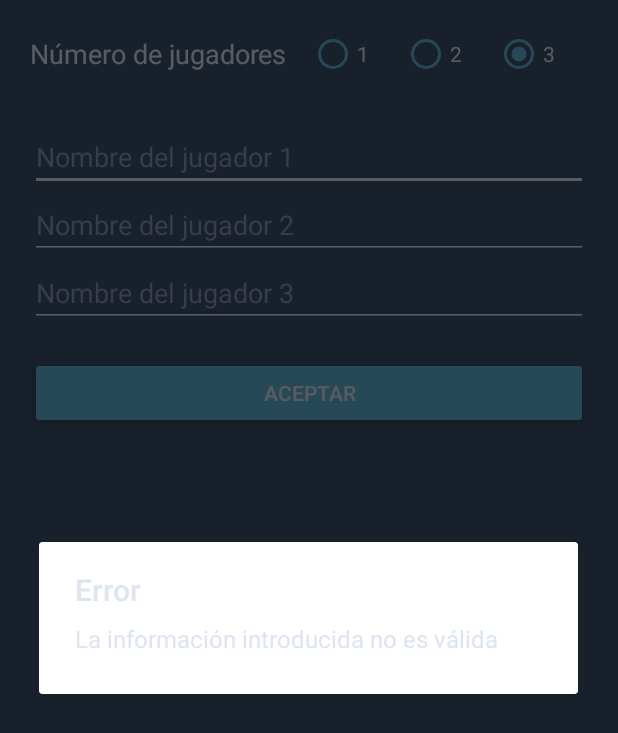
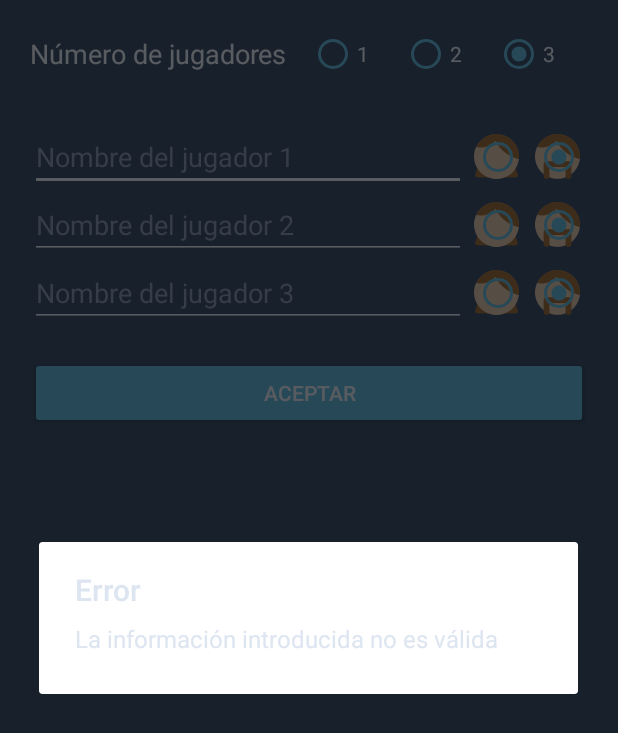
Before and after one commit to Saul-BT/ruleta-fortuna, an Android app: the FormularioActivity screen opened directly, with no data from a screen before it, after a tap on "ACEPTAR", on a phone screen of 412 x 824 dp. Shown: the top 733 px of the screen. Run offline under Robolectric (Android 15) with nearby library versions, the phone set to English and light mode, and no system bars.

Commit message:
Now the playersBundle stores an array of Jugador. Logic of Jugador and inherited classes improved.

```diff
--- a/app/src/main/java/com/example/ruletadelafortuna/FormularioActivity.java
+++ b/app/src/main/java/com/example/ruletadelafortuna/FormularioActivity.java
@@ -7,6 +7,7 @@ import android.content.Intent;
 import android.os.Bundle;
 import android.view.View;
 import android.widget.EditText;
+import android.widget.LinearLayout;
 import android.widget.RadioButton;
 
 import java.util.ArrayList;
@@ -27,7 +28,7 @@ public class FormularioActivity extends AppCompatActivity {
         Intent i = new Intent(this, JuegoActivity.class);
 
         try {
-            String[] datosValidados = devolverDatosValidados();
+            /*String[] datosValidados = devolverDatosValidados();
             boolean j2esBot = ((RadioButton) findViewById(R.id.rbDosJuagaores)).isChecked();
             boolean j3esBot = ((RadioButton) findViewById(R.id.rbTresJugadores)).isChecked();
 
@@ -36,7 +37,10 @@ public class FormularioActivity extends AppCompatActivity {
             i.putExtra("player3", datosValidados[2]);
 
             i.putExtra("player2esBot", j2esBot);
-            i.putExtra("player3esBot", j3esBot);
+            i.putExtra("player3esBot", j3esBot);*/
+
+            Jugador[] jugadores = devolverDatosValidados();
+            i.putExtra("Jugadores", jugadores);
 
             startActivity(i);
         } catch (Exception e) {
@@ -45,27 +49,7 @@ public class FormularioActivity extends AppCompatActivity {
         }
     }
 
-    private String[] devolverDatosValidados() throws Exception {
-
-        List<String> nombresBot = new ArrayList<String>() {{
-                add("Ash");     add("HAL");     add("RoboCop");
-                add("BMO");     add("TARS");    add("AlphaGo");
-                add("C3P0");    add("BB-8");    add("Doraemon");
-                add("Andy");    add("Alita");   add("Akinator");
-                add("María");   add("Sonny");   add("Ex Machina");
-                add("R2-D2");   add("TC-14");   add("Afrodita-a");
-                add("BB-9E");   add("Skynet");  add("Mazinger-Z");
-                add("Bender");  add("WALL-E");  add("Destructor");
-                add("Marvin");  add("Roomba");  add("AlphaGo Zero");
-                add("Rachael"); add("Chappie"); add("J.A.R.V.I.S.");
-        }};
-        Collections.shuffle(nombresBot);
-        Random rand = new Random();
-        String nombreRobot1 = nombresBot.get(rand.nextInt(nombresBot.size()));
-        nombresBot.remove(nombreRobot1);
-        String nombreRobot2 = nombresBot.get(rand.nextInt(nombresBot.size()));
-        nombresBot.remove(nombreRobot2);
-
+    private Jugador[] devolverDatosValidados() throws Exception {
         boolean j2esBot = false;
         boolean j3esBot = false;
 
@@ -78,21 +62,40 @@ public class FormularioActivity extends AppCompatActivity {
             j3esBot = true;
         }
 
-        EditText tvNombreJugador1 = findViewById(R.id.etNombreJ1);
-        EditText tvNombreJugador2 = findViewById(R.id.etNombreJ2);
-        EditText tvNombreJugador3 = findViewById(R.id.etNombreJ3);
+        boolean esFemenino1 = ((RadioButton) findViewById(R.id.rbFemenino1)).isChecked();
+        boolean esFemenino2 = ((RadioButton) findViewById(R.id.rbFemenino2)).isChecked();
+        boolean esFemenino3 = ((RadioButton) findViewById(R.id.rbFemenino3)).isChecked();
 
-        String[] datos = {
-                tvNombreJugador1.getText().toString(),
-                j2esBot ? nombreRobot1 : tvNombreJugador2.getText().toString(),
-                j3esBot ? nombreRobot2 : tvNombreJugador3.getText().toString(),
+        int avatarId1 = esFemenino1
+                            ? R.drawable.avatar_femenino
+                            : R.drawable.avatar_masculino;
+        int avatarId2 = esFemenino2
+                            ? R.drawable.avatar_femenino
+                            : R.drawable.avatar_masculino;
+        int avatarId3 = esFemenino3
+                            ? R.drawable.avatar_femenino
+                            : R.drawable.avatar_masculino;
+
+        String nombreJugador1 = ((EditText) findViewById(R.id.etNombreJ1)).getText().toString();
+        String nombreJugador2 = ((EditText) findViewById(R.id.etNombreJ2)).getText().toString();
+        String nombreJugador3 = ((EditText) findViewById(R.id.etNombreJ3)).getText().toString();
+
+        Jugador[] jugadores = {
+                new Humano(nombreJugador1, avatarId1),
+
+                j2esBot
+                        ? new Bot()
+                        : new Humano(nombreJugador2, avatarId2),
+                j3esBot
+                        ? new Bot()
+                        : new Humano(nombreJugador3, avatarId3),
         };
 
-        for (String dato : datos)
-            if (dato.isEmpty() || dato.equals("0"))
+        for (Jugador jugador : jugadores)
+            if (jugador.getNombre().isEmpty())
                 throw new Exception("La información introducida no es válida");
 
-        return datos;
+        return jugadores;
     }
 
     public void procesarRB(View v) {
@@ -100,19 +103,19 @@ public class FormularioActivity extends AppCompatActivity {
         RadioButton rb2 = findViewById(R.id.rbDosJuagaores);
         RadioButton rb3 = findViewById(R.id.rbTresJugadores);
 
-        EditText tvNombreJugador1 = findViewById(R.id.etNombreJ1);
-        EditText tvNombreJugador2 = findViewById(R.id.etNombreJ2);
-        EditText tvNombreJugador3 = findViewById(R.id.etNombreJ3);
+        LinearLayout contenedorJugador1 = findViewById(R.id.contenedorInfoJ1);
+        LinearLayout contenedorJugador2 = findViewById(R.id.contenedorInfoJ2);
+        LinearLayout contenedorJugador3 = findViewById(R.id.contenedorInfoJ3);
 
-        tvNombreJugador1.setVisibility(View.VISIBLE);
-        tvNombreJugador2.setVisibility(View.VISIBLE);
-        tvNombreJugador3.setVisibility(View.VISIBLE);
+        contenedorJugador1.setVisibility(View.VISIBLE);
+        contenedorJugador2.setVisibility(View.VISIBLE);
+        contenedorJugador3.setVisibility(View.VISIBLE);
 
         if (rb1.isChecked()) {
-            tvNombreJugador2.setVisibility(View.GONE);
-            tvNombreJugador3.setVisibility(View.GONE);
+            contenedorJugador2.setVisibility(View.GONE);
+            contenedorJugador3.setVisibility(View.GONE);
         }
         else if (rb2.isChecked())
-            tvNombreJugador3.setVisibility(View.GONE);
+            contenedorJugador3.setVisibility(View.GONE);
     }
 }
--- a/app/src/main/java/com/example/ruletadelafortuna/Jugador.java
+++ b/app/src/main/java/com/example/ruletadelafortuna/Jugador.java
@@ -1,15 +1,16 @@
 package com.example.ruletadelafortuna;
 
 import android.graphics.drawable.Drawable;
+import android.os.Parcelable;
 
-public abstract class Jugador {
+public abstract class Jugador implements Parcelable {
     String nombre;
-    Drawable avatar;
+    int avatarId;
 
     public int dineroGanado = 0;
     public boolean esJugadorActual = false;
 
     abstract public void tirarRuleta(int fuerza);
     public String getNombre() { return nombre; }
-    public Drawable getAvatar() { return avatar; }
+    public int getAvatar() { return avatarId; }
 }
--- a/app/src/main/res/layout/activity_formulario.xml
+++ b/app/src/main/res/layout/activity_formulario.xml
@@ -57,32 +57,138 @@
 
     </LinearLayout>
 
+    <LinearLayout
+        android:id="@+id/contenedorInfoJ1"
+        android:layout_width="match_parent"
+        android:layout_height="wrap_content"
+        android:orientation="horizontal">
+
         <EditText
             android:id="@+id/etNombreJ1"
+            android:layout_width="wrap_content"
+            android:layout_height="wrap_content"
+            android:layout_weight="1"
+            android:backgroundTint="@color/textColor"
+            android:ems="10"
+            android:hint="Nombre del jugador 1"
+            android:inputType="textPersonName" />
+
+        <RadioGroup
+            android:layout_width="wrap_content"
+            android:layout_height="match_parent"
+            android:layout_weight="0"
+            android:gravity="center"
+            android:orientation="horizontal">
+
+            <RadioButton
+                android:id="@+id/rbFemenino1"
+                android:layout_width="30dp"
+                android:layout_height="30dp"
+                android:layout_margin="5sp"
+                android:accessibilityLiveRegion="none"
+                android:background="@drawable/avatar_femenino"
+                android:singleLine="false" />
+
+            <RadioButton
+                android:id="@+id/rbMasculino1"
+                android:layout_width="30dp"
+                android:layout_height="30dp"
+                android:layout_margin="5sp"
+                android:accessibilityLiveRegion="none"
+                android:background="@drawable/avatar_masculino"
+                android:checked="true"
+                android:singleLine="false" />
+        </RadioGroup>
+
+    </LinearLayout>
+
+    <LinearLayout
+        android:id="@+id/contenedorInfoJ2"
         android:layout_width="match_parent"
         android:layout_height="wrap_content"
-        android:ems="10"
-        android:hint="Nombre del jugador 1"
-        android:backgroundTint="@color/textColor"
-        android:inputType="textPersonName" />
+        android:orientation="horizontal">
 
         <EditText
             android:id="@+id/etNombreJ2"
+            android:layout_width="wrap_content"
+            android:layout_height="wrap_content"
+            android:layout_weight="1"
+            android:backgroundTint="@color/textColor"
+            android:ems="10"
+            android:hint="Nombre del jugador 2"
+            android:inputType="textPersonName" />
+
+        <RadioGroup
+            android:layout_width="wrap_content"
+            android:layout_height="match_parent"
+            android:layout_weight="0"
+            android:gravity="center"
+            android:orientation="horizontal">
+
+            <RadioButton
+                android:id="@+id/rbFemenino2"
+                android:layout_width="30dp"
+                android:layout_height="30dp"
+                android:layout_margin="5sp"
+                android:accessibilityLiveRegion="none"
+                android:background="@drawable/avatar_femenino"
+                android:singleLine="false" />
+
+            <RadioButton
+                android:id="@+id/rbMasculino2"
+                android:layout_width="30dp"
+                android:layout_height="30dp"
+                android:layout_margin="5sp"
+                android:accessibilityLiveRegion="none"
+                android:background="@drawable/avatar_masculino"
+                android:checked="true"
+                android:singleLine="false" />
+        </RadioGroup>
+    </LinearLayout>
+
+    <LinearLayout
+        android:id="@+id/contenedorInfoJ3"
         android:layout_width="match_parent"
         android:layout_height="wrap_content"
-        android:ems="10"
-        android:hint="Nombre del jugador 2"
-        android:backgroundTint="@color/textColor"
-        android:inputType="textPersonName" />
+        android:orientation="horizontal">
 
         <EditText
             android:id="@+id/etNombreJ3"
-        android:layout_width="match_parent"
+            android:layout_width="wrap_content"
             android:layout_height="wrap_content"
+            android:layout_weight="1"
+            android:backgroundTint="@color/textColor"
             android:ems="10"
             android:hint="Nombre del jugador 3"
-        android:backgroundTint="@color/textColor"
             android:inputType="textPersonName" />
+
+        <RadioGroup
+            android:layout_width="wrap_content"
+            android:layout_height="match_parent"
+            android:layout_weight="0"
+            android:gravity="center"
+            android:orientation="horizontal">
+
+            <RadioButton
+                android:id="@+id/rbFemenino3"
+                android:layout_width="30dp"
+                android:layout_height="30dp"
+                android:layout_margin="5sp"
+                android:accessibilityLiveRegion="none"
+                android:background="@drawable/avatar_femenino"
+                android:singleLine="false" />
+
+            <RadioButton
+                android:id="@+id/rbMasculino3"
+                android:layout_width="30dp"
+                android:layout_height="30dp"
+                android:layout_margin="5sp"
+                android:accessibilityLiveRegion="none"
+                android:background="@drawable/avatar_masculino"
+                android:checked="true"
+                android:singleLine="false" />
+        </RadioGroup>
+    </LinearLayout>
 
     <Button
         android:id="@+id/bAceptar"
```
Also changed, not shown: app/src/main/java/com/example/ruletadelafortuna/Bot.java (+35 -5 lines), app/src/main/java/com/example/ruletadelafortuna/Humano.java (+35 -2 lines), app/src/main/java/com/example/ruletadelafortuna/JuegoActivity.java (+30 -7 lines), app/src/main/res/layout/activity_juego.xml (+6 -9 lines). Lines whose indentation alone changed are shown as unchanged.
